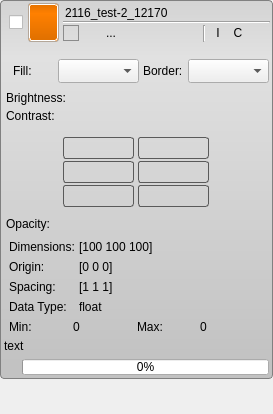
This is src/Interface/AppInterface/LayerWidget.ui in SCIInstitute/Seg3D as Qt 5 draws it before an edit. The edited form follows.
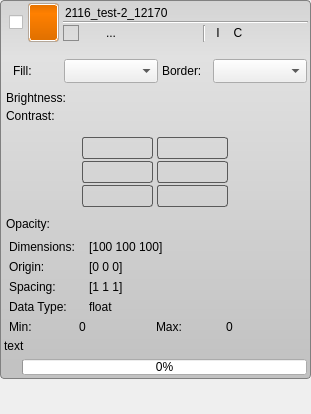
This is the edited form. Icons and pictures are not drawn. Custom widgets are drawn as their Qt base class.

```diff
--- a/src/Interface/AppInterface/LayerWidget.ui
+++ b/src/Interface/AppInterface/LayerWidget.ui
@@ -6,7 +6,7 @@
    <rect>
     <x>0</x>
     <y>0</y>
-    <width>273</width>
+    <width>311</width>
     <height>414</height>
    </rect>
   </property>
@@ -1232,7 +1232,7 @@
              </property>
              <property name="maximumSize">
               <size>
-               <width>70</width>
+               <width>80</width>
                <height>20</height>
               </size>
              </property>
@@ -1262,7 +1262,7 @@
              </property>
              <property name="maximumSize">
               <size>
-               <width>70</width>
+               <width>80</width>
                <height>20</height>
               </size>
              </property>
@@ -1292,7 +1292,7 @@
              </property>
              <property name="maximumSize">
               <size>
-               <width>70</width>
+               <width>80</width>
                <height>20</height>
               </size>
              </property>
@@ -1331,7 +1331,7 @@
                 </property>
                 <property name="maximumSize">
                  <size>
-                  <width>70</width>
+                  <width>80</width>
                   <height>20</height>
                  </size>
                 </property>
```
Left out of the diff: 20 changed lines with no effect on the pictures.
